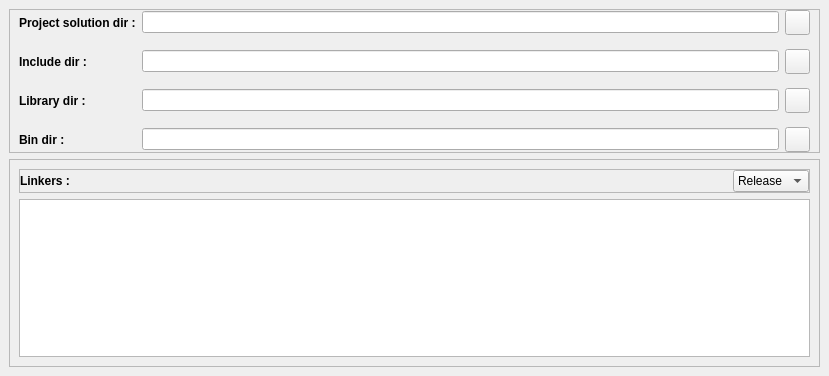
Qt form main.ui (Harrypoggers25/SFMLProjectConfig) before a commit.
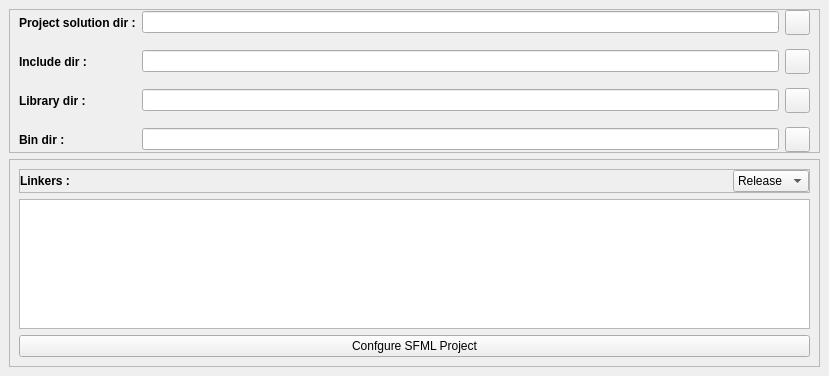
The same form after that commit. Icons and pictures are not drawn.

The edit to the form file:
```diff
--- a/main.ui
+++ b/main.ui
@@ -262,6 +262,13 @@
        <item>
         <widget class="QTextEdit" name="te_linkers"/>
        </item>
+       <item>
+        <widget class="QPushButton" name="btn_configure">
+         <property name="text">
+          <string>Confgure SFML Project</string>
+         </property>
+        </widget>
+       </item>
       </layout>
      </widget>
     </item>
```
Left out of the diff: 2 changed lines with no effect on the pictures.
